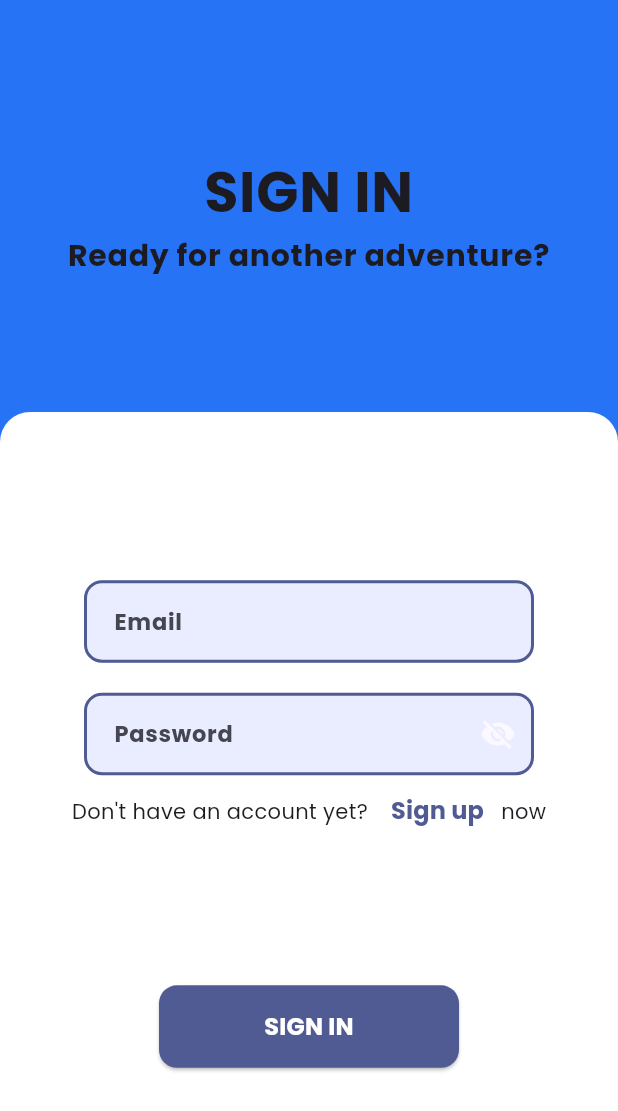
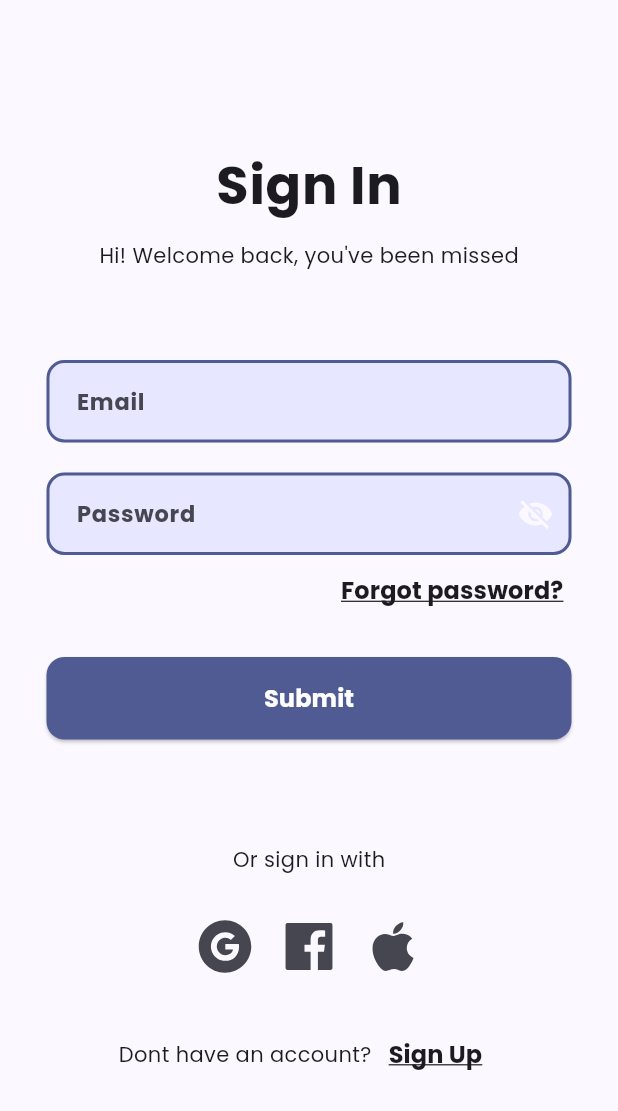
Before and after one commit to RH203/ebook-app-flutter, a Flutter app: the LoginScreen screen opened by its route, on a phone screen of 412 x 824 dp. Shown: the top 1111 px of the screen. Run offline on Flutter 3.47's test engine with Material 3 defaults, Android fonts, the phone set to English and light mode, and no system bars; our stand-ins replace google_fonts, icons_plus.

Commit message:
feat: Change everything on the login page.

```diff
--- a/lib/src/screen/auth/login_screen.dart
+++ b/lib/src/screen/auth/login_screen.dart
@@ -2,6 +2,7 @@ import 'package:flutter/material.dart';
 import 'package:novel_app/src/common/active_button/buttons.dart';
 import 'package:novel_app/src/common/fields/text_input_fields.dart';
 import 'package:novel_app/src/utils/validator/validator.dart';
+import 'package:icons_plus/icons_plus.dart';
 
 class LoginScreen extends StatelessWidget {
   const LoginScreen({super.key});
@@ -12,58 +13,27 @@ class LoginScreen extends StatelessWidget {
     final TextEditingController passwordController = TextEditingController();
 
     return Scaffold(
-      body: Container(
-        color: const Color.fromARGB(255, 39, 115, 246),
+      resizeToAvoidBottomInset: false,
+      body: Center(
+        child: SingleChildScrollView(
           child: Column(
             mainAxisAlignment: MainAxisAlignment.center,
-          crossAxisAlignment: CrossAxisAlignment.stretch,
-          children: [
-            Expanded(
-              flex: 1,
-              child: SingleChildScrollView(
-                child: Padding(
-                  padding: const EdgeInsets.only(top: 100),
-                  child: Column(
             children: [
               Text(
-                        "SIGN IN",
+                "Sign In",
                 style: Theme.of(context).textTheme.bodyLarge!.copyWith(
-                              fontSize: 37,
-                            ),
-                        textAlign: TextAlign.center,
-                      ),
-                      Text(
-                        "Ready for another adventure?",
-                        style: Theme.of(context).textTheme.bodyLarge!.copyWith(
-                              fontSize: 20,
-                            ),
-                        textAlign: TextAlign.center,
-                      ),
-                    ],
+                      fontSize: 35,
                     ),
               ),
+              const SizedBox(
+                height: 10,
               ),
+              const Text(
+                "Hi! Welcome back, you've been missed",
               ),
-            Expanded(
-              flex: 2,
-              child: Container(
-                decoration: const BoxDecoration(
-                  borderRadius: BorderRadius.only(
-                    topLeft: Radius.circular(20),
-                    topRight: Radius.circular(20),
-                  ),
-                  color: Colors.white,
-                ),
-                child: Padding(
-                  padding: const EdgeInsets.all(20),
-                  child: Column(
-                    mainAxisAlignment: MainAxisAlignment.spaceEvenly,
-                    children: [
-                      Column(
-                        mainAxisAlignment: MainAxisAlignment.spaceAround,
-                        children: [
-                          SizedBox(
-                            width: 300,
+              Container(
+                margin: const EdgeInsets.only(top: 60),
+                width: 350,
                 child: TextInputFields(
                   controller: emailController,
                   hintText: "Email",
@@ -81,54 +51,104 @@ class LoginScreen extends StatelessWidget {
                   },
                 ),
               ),
-                          const SizedBox(
-                            height: 20,
-                          ),
-                          SizedBox(
-                            width: 300,
+              Container(
+                margin: const EdgeInsets.only(top: 20),
+                width: 350,
                 child: TextInputFields.password(
                   controller: passwordController,
                   hintText: "Password",
-                              keyboardType: TextInputType.visiblePassword,
+                  keyboardType: TextInputType.text,
                   validator: (value) {
                     if (value == null || value.isEmpty) {
                       return "Please enter your password";
+                    }
+
+                    if (!Validator.passwordIsValid(value)) {
+                      return "Invalid Password";
                     }
 
                     return "null";
                   },
                 ),
               ),
-                          Row(
+              Container(
+                margin: const EdgeInsets.only(right: 25),
+                alignment: Alignment.centerRight,
+                child: TextButton(
+                  onPressed: () {},
+                  child: Text(
+                    "Forgot password?",
+                    style: TextStyle(
+                      color: Theme.of(context).colorScheme.onSurface,
+                      decoration: TextDecoration.underline,
+                    ),
+                  ),
+                ),
+              ),
+              Container(
+                margin: const EdgeInsets.only(top: 20),
+                width: 350,
+                child: ActionButtons(
+                  onPressed: () => Navigator.pushNamed(context, '/mainscreen'),
+                  text: "Submit",
+                ),
+              ),
+              Container(
+                margin: const EdgeInsets.only(top: 70),
+                child: const Text(
+                  "Or sign in with",
+                ),
+              ),
+              Container(
+                margin: const EdgeInsets.only(top: 20),
+                child: Row(
                   mainAxisAlignment: MainAxisAlignment.center,
                   children: [
-                              const Text("Don't have an account yet? "),
-                              TextButton(
-                                onPressed: () {
-                                  Navigator.pushNamed(context, '/signupscreen');
-                                },
-                                child: const Text("Sign up"),
+                    IconButton(
+                      onPressed: () {},
+                      icon: const Icon(
+                        AntDesign.google_circle_fill,
+                        size: 40,
                       ),
-                              const Text("now")
-                            ],
                     ),
-                        ],
+                    IconButton(
+                      onPressed: () {},
+                      icon: const Icon(
+                        AntDesign.facebook_fill,
+                        size: 40,
                       ),
-                      SizedBox(
-                        width: 200,
-                        child: ActionButtons(
-                          text: "SIGN IN",
-                          onPressed: () {
-                            Navigator.pushNamed(context, '/mainscreen');
-                          },
+                    ),
+                    IconButton(
+                      onPressed: () {},
+                      icon: const Icon(
+                        AntDesign.apple_fill,
+                        size: 40,
                       ),
                     ),
                   ],
                 ),
               ),
+              Container(
+                  margin: const EdgeInsets.only(top: 20),
+                  child: Row(
+                    mainAxisAlignment: MainAxisAlignment.center,
+                    children: [
+                      const Text("Dont have an account?"),
+                      TextButton(
+                        onPressed: () =>
+                            Navigator.pushNamed(context, '/signupscreen'),
+                        child: Text(
+                          "Sign Up",
+                          style: TextStyle(
+                            decoration: TextDecoration.underline,
+                            color: Theme.of(context).colorScheme.onSurface,
                           ),
                         ),
+                      )
                     ],
+                  ))
+            ],
+          ),
         ),
       ),
     );
```
Lines whose indentation alone changed are shown as unchanged.
